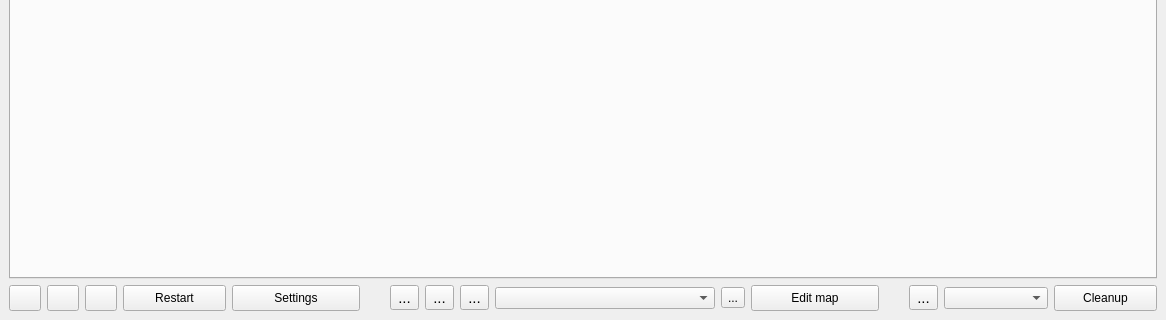
First picture: the form in src/main.ui, repository dertwist/Hammer5Tools, before the edit; both pictures show x 0 to 1166 and y 558 to 878 of the 1166 by 878 pixel window.
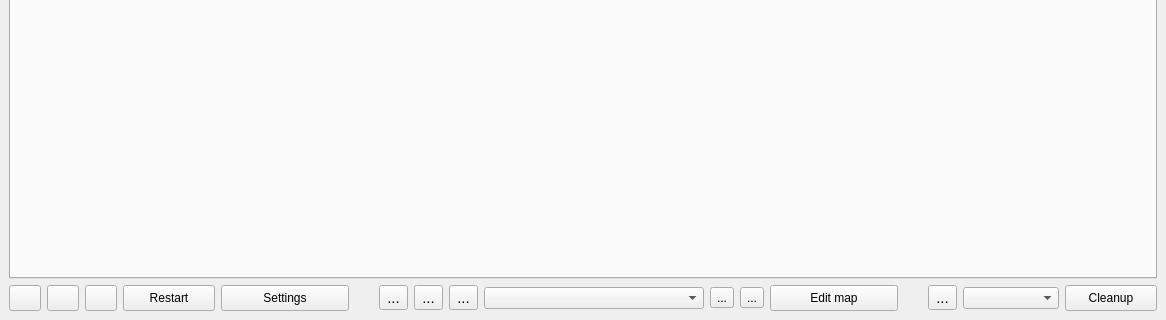
Second picture: the form after the edit. Icons and pictures are not drawn.

Commit message: feat:mapbuilder:systemmonitor

Diff of the .ui file:
```diff
--- a/src/main.ui
+++ b/src/main.ui
@@ -441,6 +441,23 @@
         </property>
        </widget>
       </item>
+      <item>
+       <widget class="QToolButton" name="mapbuilder">
+        <property name="text">
+         <string>...</string>
+        </property>
+        <property name="icon">
+         <iconset resource="resources.qrc">
+          <normaloff>:/icons/emoji_objects_24dp_9D9D9D_FILL0_wght400_GRAD0_opsz24.png</normaloff>:/icons/emoji_objects_24dp_9D9D9D_FILL0_wght400_GRAD0_opsz24.png</iconset>
+        </property>
+        <property name="iconSize">
+         <size>
+          <width>20</width>
+          <height>20</height>
+         </size>
+        </property>
+       </widget>
+      </item>
       <item>
        <widget class="QToolButton" name="launch_settings">
         <property name="text">
```
The commit also changes 4 other files.
